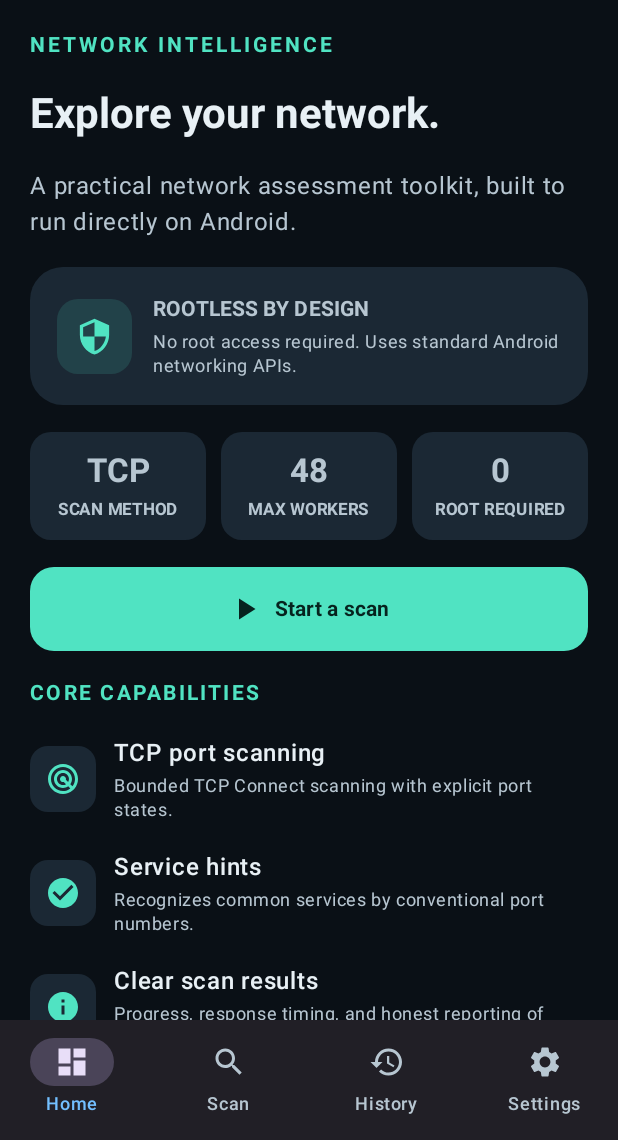
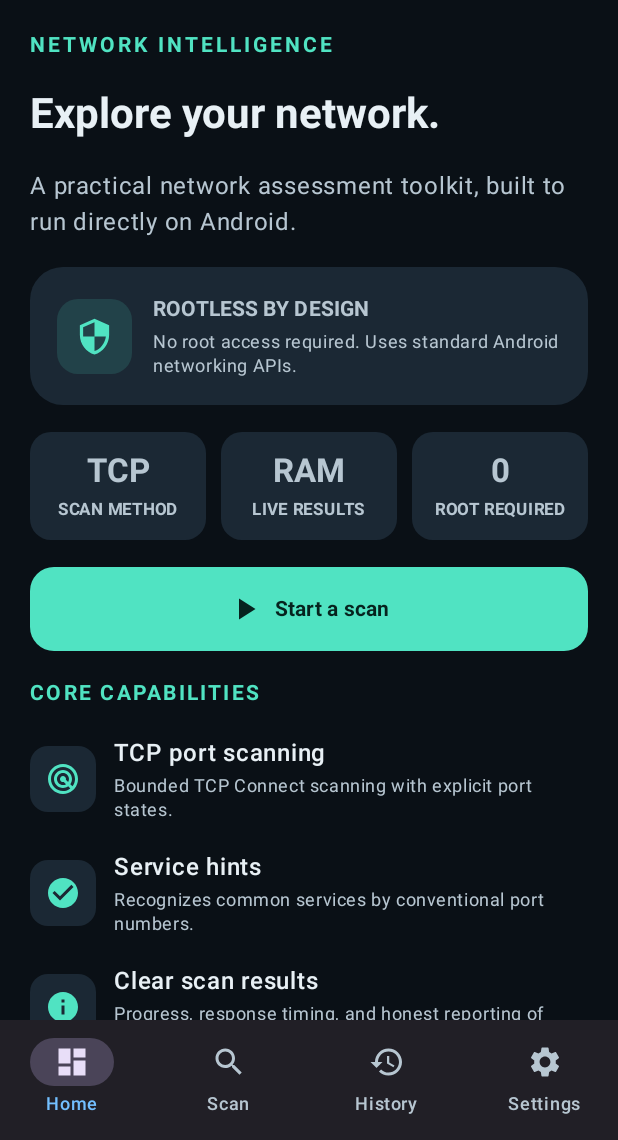
Before and after one commit to DSL-21/Gmap, an Android app built with Jetpack Compose: the screen it shows after launch (MainActivity), on a phone screen of 412 x 824 dp, the part 96-1236 px from its top. Run offline under Robolectric (Android 15) with nearby library versions, the phone set to English and light mode, and no system bars.

Commit message:
Document performance-first and memory-only scanner design

```diff
--- a/app/src/main/java/com/dsl/gmap/ui/Screens.kt
+++ b/app/src/main/java/com/dsl/gmap/ui/Screens.kt
@@ -105,7 +105,7 @@ fun DashboardScreen(
 
         Row(horizontalArrangement = Arrangement.spacedBy(10.dp)) {
             MetricCard(Modifier.weight(1f), "TCP", "SCAN METHOD")
-            MetricCard(Modifier.weight(1f), "48", "MAX WORKERS")
+            MetricCard(Modifier.weight(1f), "RAM", "LIVE RESULTS")
             MetricCard(Modifier.weight(1f), "0", "ROOT REQUIRED")
         }
 
```
Also changed, not shown: 2 other files.
